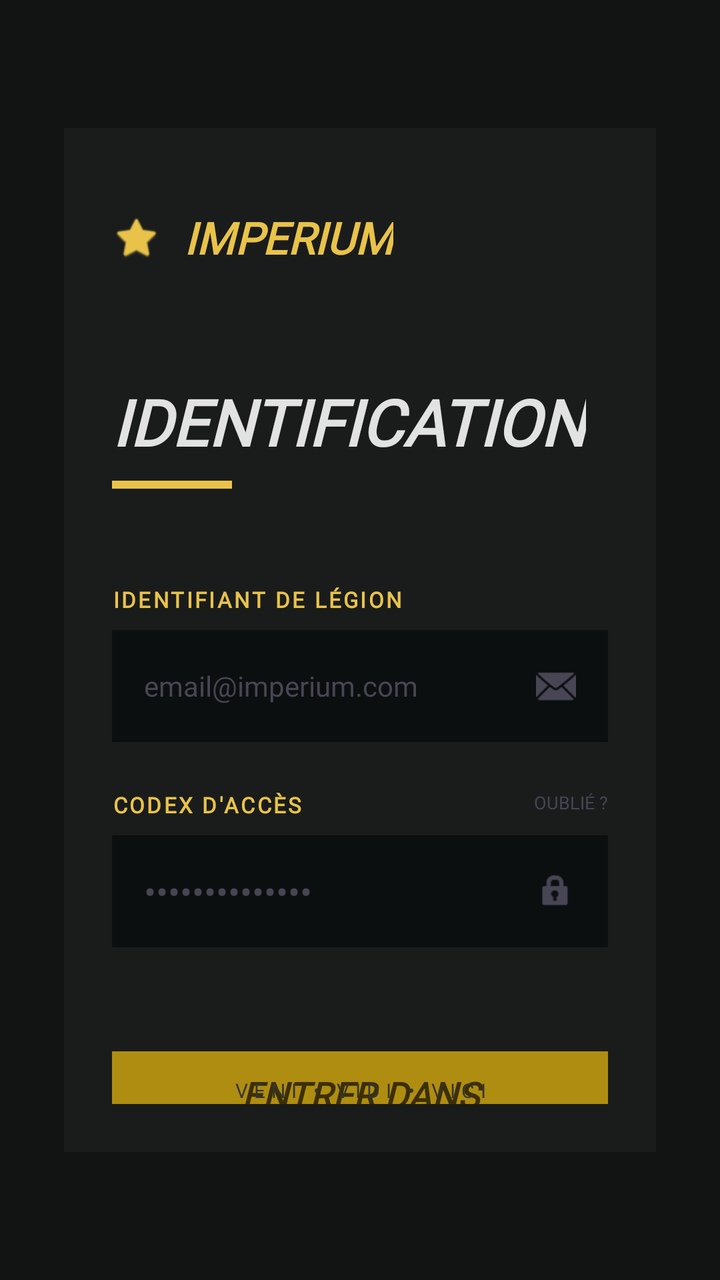
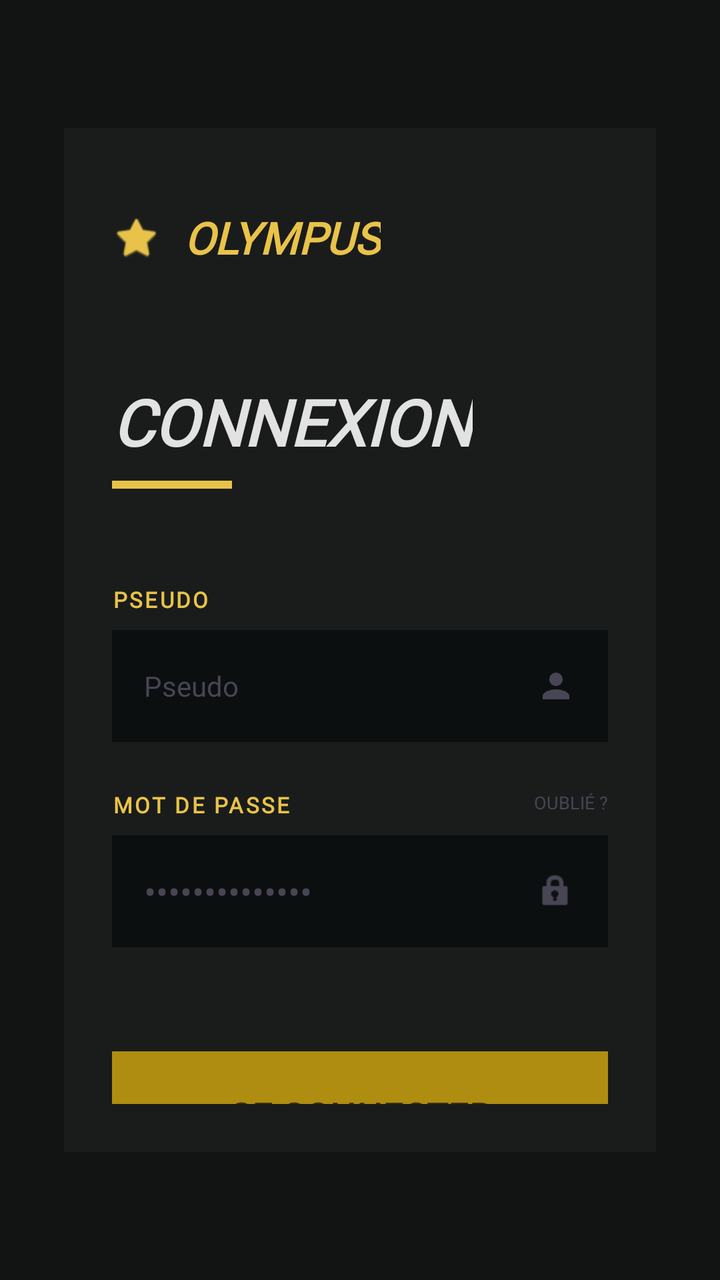

Two renders of the same Android screen: before a commit and after it. Below are the layout's source before the change and the commit's diff.
<!-- AndroidManifest.xml: application theme Theme.OlympusFront -->
<!-- res/layout/activity_login.xml -->
<?xml version="1.0" encoding="utf-8"?>
<androidx.constraintlayout.widget.ConstraintLayout xmlns:android="http://schemas.android.com/apk/res/android"
    xmlns:app="http://schemas.android.com/apk/res-auto"
    xmlns:tools="http://schemas.android.com/tools"
    android:layout_width="match_parent"
    android:layout_height="match_parent"
    android:background="@color/surface">

    <androidx.constraintlayout.widget.ConstraintLayout
        android:layout_width="match_parent"
        android:layout_height="0dp"
        android:layout_marginHorizontal="32dp"
        android:layout_marginVertical="64dp"
        android:background="@color/surface_container_low"
        android:padding="24dp"
        app:layout_constraintBottom_toBottomOf="parent"
        app:layout_constraintTop_toTopOf="parent">

        
        <LinearLayout
            android:id="@+id/logo_container"
            android:layout_width="wrap_content"
            android:layout_height="wrap_content"
            android:layout_marginTop="16dp"
            android:gravity="center_vertical"
            android:orientation="horizontal"
            app:layout_constraintStart_toStartOf="parent"
            app:layout_constraintTop_toTopOf="parent">

            <ImageView
                android:layout_width="24dp"
                android:layout_height="24dp"
                android:src="@android:drawable/btn_star_big_on"
                app:tint="@color/secondary" />

            <TextView
                android:layout_width="wrap_content"
                android:layout_height="wrap_content"
                android:layout_marginStart="12dp"
                android:fontFamily="@font/newsreader"
                android:text="IMPERIUM"
                android:textColor="@color/secondary"
                android:textSize="22sp"
                android:textStyle="bold|italic" />
        </LinearLayout>

        
        <TextView
            android:id="@+id/login_headline"
            android:layout_width="wrap_content"
            android:layout_height="wrap_content"
            android:layout_marginTop="56dp"
            android:fontFamily="@font/newsreader"
            android:text="IDENTIFICATION"
            android:textColor="@color/marble_white"
            android:textSize="32sp"
            android:textStyle="bold|italic"
            app:layout_constraintStart_toStartOf="parent"
            app:layout_constraintTop_toBottomOf="@id/logo_container" />

        <View
            android:id="@+id/title_underline"
            android:layout_width="60dp"
            android:layout_height="4dp"
            android:layout_marginTop="8dp"
            android:background="@color/secondary"
            app:layout_constraintStart_toStartOf="parent"
            app:layout_constraintTop_toBottomOf="@id/login_headline" />

        
        <LinearLayout
            android:layout_width="match_parent"
            android:layout_height="wrap_content"
            android:layout_marginTop="48dp"
            android:orientation="vertical"
            app:layout_constraintTop_toBottomOf="@id/title_underline">

            
            <TextView
                android:layout_width="wrap_content"
                android:layout_height="wrap_content"
                android:fontFamily="@font/manrope"
                android:letterSpacing="0.1"
                android:text="IDENTIFIANT DE LÉGION"
                android:textColor="@color/secondary"
                android:textSize="11sp"
                android:textStyle="bold" />

            <androidx.constraintlayout.widget.ConstraintLayout
                android:layout_width="match_parent"
                android:layout_height="56dp"
                android:layout_marginTop="8dp"
                android:background="@color/surface_container_lowest"
                android:paddingHorizontal="16dp">

                <EditText
                    android:id="@+id/et_email"
                    android:layout_width="0dp"
                    android:layout_height="match_parent"
                    android:background="@android:color/transparent"
                    android:fontFamily="@font/manrope"
                    android:hint="email@imperium.com"
                    android:inputType="textEmailAddress"
                    android:textColor="@color/marble_white"
                    android:textColorHint="@color/outline_variant"
                    android:textSize="14sp"
                    app:layout_constraintEnd_toStartOf="@id/iv_email_icon"
                    app:layout_constraintStart_toStartOf="parent" />

                <ImageView
                    android:id="@+id/iv_email_icon"
                    android:layout_width="20dp"
                    android:layout_height="20dp"
                    android:src="@android:drawable/ic_dialog_email"
                    app:layout_constraintBottom_toBottomOf="parent"
                    app:layout_constraintEnd_toEndOf="parent"
                    app:layout_constraintTop_toTopOf="parent"
                    app:tint="@color/outline_variant" />
            </androidx.constraintlayout.widget.ConstraintLayout>

            
            <RelativeLayout
                android:layout_width="match_parent"
                android:layout_height="wrap_content"
                android:layout_marginTop="24dp">

                <TextView
                    android:layout_width="wrap_content"
                    android:layout_height="wrap_content"
                    android:fontFamily="@font/manrope"
                    android:letterSpacing="0.1"
                    android:text="CODEX D'ACCÈS"
                    android:textColor="@color/secondary"
                    android:textSize="11sp"
                    android:textStyle="bold" />

                <TextView
                    android:layout_width="wrap_content"
                    android:layout_height="wrap_content"
                    android:layout_alignParentEnd="true"
                    android:fontFamily="@font/manrope"
                    android:text="OUBLIÉ ?"
                    android:textColor="@color/outline_variant"
                    android:textSize="9sp" />
            </RelativeLayout>

            <androidx.constraintlayout.widget.ConstraintLayout
                android:layout_width="match_parent"
                android:layout_height="56dp"
                android:layout_marginTop="8dp"
                android:background="@color/surface_container_lowest"
                android:paddingHorizontal="16dp">

                <EditText
                    android:id="@+id/et_password"
                    android:layout_width="0dp"
                    android:layout_height="match_parent"
                    android:background="@android:color/transparent"
                    android:fontFamily="@font/manrope"
                    android:hint="••••••••••••••"
                    android:inputType="textPassword"
                    android:textColor="@color/marble_white"
                    android:textColorHint="@color/outline_variant"
                    app:layout_constraintEnd_toStartOf="@id/iv_lock_icon"
                    app:layout_constraintStart_toStartOf="parent" />

                <ImageView
                    android:id="@+id/iv_lock_icon"
                    android:layout_width="20dp"
                    android:layout_height="20dp"
                    android:src="@android:drawable/ic_lock_idle_lock"
                    app:layout_constraintBottom_toBottomOf="parent"
                    app:layout_constraintEnd_toEndOf="parent"
                    app:layout_constraintTop_toTopOf="parent"
                    app:tint="@color/outline_variant" />
            </androidx.constraintlayout.widget.ConstraintLayout>

            
            <com.google.android.material.button.MaterialButton
                android:id="@+id/btn_entrer_arene"
                android:layout_width="match_parent"
                android:layout_height="72dp"
                android:layout_marginTop="48dp"
                android:backgroundTint="@color/secondary_container"
                android:fontFamily="@font/newsreader"
                android:text="ENTRER DANS\nL'ARENE"
                android:textColor="@color/on_secondary"
                android:textSize="18sp"
                android:textStyle="bold|italic"
                app:cornerRadius="0dp" />

            
            <TextView
                android:layout_width="wrap_content"
                android:layout_height="wrap_content"
                android:layout_gravity="center_horizontal"
                android:layout_marginTop="40dp"
                android:fontFamily="@font/manrope"
                android:text="Nouveau parmi nous ?"
                android:textColor="@color/marble_white"
                android:textSize="12sp" />

            <TextView
                android:id="@+id/tv_creer_compte"
                android:layout_width="wrap_content"
                android:layout_height="wrap_content"
                android:layout_gravity="center_horizontal"
                android:layout_marginTop="12dp"
                android:fontFamily="@font/manrope"
                android:gravity="center"
                android:letterSpacing="0.1"
                android:text="PRÊTER SERMENT / CRÉER UN COMPTE"
                android:textColor="@color/secondary"
                android:textSize="11sp"
                android:textStyle="bold" />

        </LinearLayout>

        
        <TextView
            android:layout_width="wrap_content"
            android:layout_height="wrap_content"
            android:fontFamily="@font/newsreader"
            android:letterSpacing="0.3"
            android:text="VENI • VIDI • VICI"
            android:textColor="@color/surface_variant"
            android:textSize="10sp"
            app:layout_constraintBottom_toBottomOf="parent"
            app:layout_constraintEnd_toEndOf="parent"
            app:layout_constraintStart_toStartOf="parent" />

    </androidx.constraintlayout.widget.ConstraintLayout>

</androidx.constraintlayout.widget.ConstraintLayout>
<!-- resources referenced by this layout -->
<resources>
  <color name="marble_white">#E2E2E2</color>
  <color name="on_secondary">#3C2F00</color>
  <color name="outline_variant">#484554</color>
  <color name="secondary">#E9C349</color>
  <color name="secondary_container">#AF8D11</color>
  <color name="surface">#121414</color>
  <color name="surface_container_low">#1A1C1C</color>
  <color name="surface_container_lowest">#0C0F0F</color>
  <color name="surface_variant">#333535</color>
  <style name="Theme.OlympusFront" parent="Base.Theme.OlympusFront" />
  <style name="Base.Theme.OlympusFront" parent="Theme.Material3.DayNight.NoActionBar">
          
          <item name="colorPrimary">@color/primary_container</item>
          <item name="colorSecondary">@color/secondary</item>
          <item name="android:windowBackground">@color/surface</item>
  
          
          <item name="fontFamily">@font/manrope</item>
      </style>
  <color name="primary_container">#5D3FD3</color>
</resources>

<!-- the commit's change to res/layout/activity_login.xml (unified diff, before → after) -->
@@ -38,7 +38,7 @@
                 android:layout_height="wrap_content"
                 android:layout_marginStart="12dp"
                 android:fontFamily="@font/newsreader"
-                android:text="IMPERIUM"
+                android:text="OLYMPUS"
                 android:textColor="@color/secondary"
                 android:textSize="22sp"
                 android:textStyle="bold|italic" />
@@ -51,7 +51,7 @@
             android:layout_height="wrap_content"
             android:layout_marginTop="56dp"
             android:fontFamily="@font/newsreader"
-            android:text="IDENTIFICATION"
+            android:text="CONNEXION"
             android:textColor="@color/marble_white"
             android:textSize="32sp"
             android:textStyle="bold|italic"
@@ -81,7 +81,7 @@
                 android:layout_height="wrap_content"
                 android:fontFamily="@font/manrope"
                 android:letterSpacing="0.1"
-                android:text="IDENTIFIANT DE LÉGION"
+                android:text="PSEUDO"
                 android:textColor="@color/secondary"
                 android:textSize="11sp"
                 android:textStyle="bold" />
@@ -99,8 +99,8 @@
                     android:layout_height="match_parent"
                     android:background="@android:color/transparent"
                     android:fontFamily="@font/manrope"
-                    android:hint="email@imperium.com"
-                    android:inputType="textEmailAddress"
+                    android:hint="Pseudo"
+                    android:inputType="text"
                     android:textColor="@color/marble_white"
                     android:textColorHint="@color/outline_variant"
                     android:textSize="14sp"
@@ -111,7 +111,7 @@
                     android:id="@+id/iv_email_icon"
                     android:layout_width="20dp"
                     android:layout_height="20dp"
-                    android:src="@android:drawable/ic_dialog_email"
+                    android:src="@drawable/ic_pseudo_icon"
                     app:layout_constraintBottom_toBottomOf="parent"
                     app:layout_constraintEnd_toEndOf="parent"
                     app:layout_constraintTop_toTopOf="parent"
@@ -129,7 +129,7 @@
                     android:layout_height="wrap_content"
                     android:fontFamily="@font/manrope"
                     android:letterSpacing="0.1"
-                    android:text="CODEX D'ACCÈS"
+                    android:text="MOT DE PASSE"
                     android:textColor="@color/secondary"
                     android:textSize="11sp"
                     android:textStyle="bold" />
@@ -183,10 +183,10 @@
                 android:layout_marginTop="48dp"
                 android:backgroundTint="@color/secondary_container"
                 android:fontFamily="@font/newsreader"
-                android:text="ENTRER DANS\nL'ARENE"
+                android:text="SE CONNECTER"
                 android:textColor="@color/on_secondary"
                 android:textSize="18sp"
-                android:textStyle="bold|italic"
+                android:textStyle="bold"
                 app:cornerRadius="0dp" />
 
             
@@ -209,26 +209,13 @@
                 android:fontFamily="@font/manrope"
                 android:gravity="center"
                 android:letterSpacing="0.1"
-                android:text="PRÊTER SERMENT / CRÉER UN COMPTE"
+                android:text="CRÉER UN COMPTE"
                 android:textColor="@color/secondary"
                 android:textSize="11sp"
                 android:textStyle="bold" />
 
         </LinearLayout>
 
-        
-        <TextView
-            android:layout_width="wrap_content"
-            android:layout_height="wrap_content"
-            android:fontFamily="@font/newsreader"
-            android:letterSpacing="0.3"
-            android:text="VENI • VIDI • VICI"
-            android:textColor="@color/surface_variant"
-            android:textSize="10sp"
-            app:layout_constraintBottom_toBottomOf="parent"
-            app:layout_constraintEnd_toEndOf="parent"
-            app:layout_constraintStart_toStartOf="parent" />
-
     </androidx.constraintlayout.widget.ConstraintLayout>
 
 </androidx.constraintlayout.widget.ConstraintLayout>
<!-- resource entries referenced after the edit -->
@@ -8,17 +8,66 @@
   <color name="surface">#121414</color>
   <color name="surface_container_low">#1A1C1C</color>
   <color name="surface_container_lowest">#0C0F0F</color>
-  <color name="surface_variant">#333535</color>
+  <!-- drawable ic_pseudo_icon (drawable) -->
+  <vector xmlns:android="http://schemas.android.com/apk/res/android" android:height="24dp" android:tint="#000000" android:viewportHeight="24" android:viewportWidth="24" android:width="24dp">
+        
+      <path android:fillColor="@android:color/white" android:pathData="M12,12c2.21,0 4,-1.79 4,-4s-1.79,-4 -4,-4 -4,1.79 -4,4 1.79,4 4,4zM12,14c-2.67,0 -8,1.34 -8,4v2h16v-2c0,-2.66 -5.33,-4 -8,-4z"/>
+      
+  </vector>
   <style name="Theme.OlympusFront" parent="Base.Theme.OlympusFront" />
-  <style name="Base.Theme.OlympusFront" parent="Theme.Material3.DayNight.NoActionBar">
+  <style name="Base.Theme.OlympusFront" parent="Theme.Material3.Dark.NoActionBar">
           
           <item name="colorPrimary">@color/primary_container</item>
           <item name="colorSecondary">@color/secondary</item>
+          <item name="colorSurface">@color/surface</item>
           <item name="android:windowBackground">@color/surface</item>
+          <item name="android:textColorPrimary">@color/marble_white</item>
+          <item name="android:textColorSecondary">@color/outline_variant</item>
+          <item name="android:colorBackground">@color/surface</item>
   
           
           <item name="fontFamily">@font/manrope</item>
+  
+          
+          <item name="alertDialogTheme">@style/OlympusAlertDialogTheme</item>
+          <item name="materialAlertDialogTheme">@style/OlympusAlertDialogTheme</item>
+  
+          
+          <item name="android:spinnerItemStyle">@style/OlympusSpinnerItem</item>
+          <item name="android:spinnerDropDownItemStyle">@style/OlympusSpinnerDropDownItem</item>
       </style>
   <color name="primary_container">#5D3FD3</color>
+  <style name="OlympusAlertDialogTheme" parent="ThemeOverlay.Material3.MaterialAlertDialog">
+          <item name="android:windowBackground">@drawable/dialog_background</item>
+          <item name="colorSurface">@color/surface_container_low</item>
+          <item name="colorOnSurface">@color/marble_white</item>
+          <item name="colorPrimary">@color/secondary</item>
+          <item name="android:textColorPrimary">@color/marble_white</item>
+          <item name="android:textColorSecondary">@color/outline_variant</item>
+          <item name="buttonBarPositiveButtonStyle">@style/Widget.Material3.Button.TextButton</item>
+          <item name="buttonBarNegativeButtonStyle">@style/Widget.Material3.Button.TextButton</item>
+  
+          
+          <item name="editTextStyle">@style/OlympusDialogEditText</item>
+      </style>
+  <style name="OlympusSpinnerItem" parent="Widget.AppCompat.TextView.SpinnerItem">
+          <item name="android:textColor">@color/marble_white</item>
+      </style>
+  <style name="OlympusSpinnerDropDownItem" parent="Widget.AppCompat.DropDownItem.Spinner">
+          <item name="android:textColor">@color/marble_white</item>
+          <item name="android:background">@color/surface_container_lowest</item>
+      </style>
+  <!-- drawable dialog_background (drawable) -->
+  <?xml version="1.0" encoding="utf-8"?>
+  <shape xmlns:android="http://schemas.android.com/apk/res/android"
+      android:shape="rectangle">
+      <solid android:color="@color/surface_container_low" />
+      <corners android:radius="16dp" />
+  </shape>
+  <style name="OlympusDialogEditText" parent="Widget.AppCompat.EditText">
+          <item name="android:textColor">@color/marble_white</item>
+          <item name="android:textColorHint">@color/outline_variant</item>
+          <item name="backgroundTint">@color/secondary</item>
+      </style>
 </resources>
 
